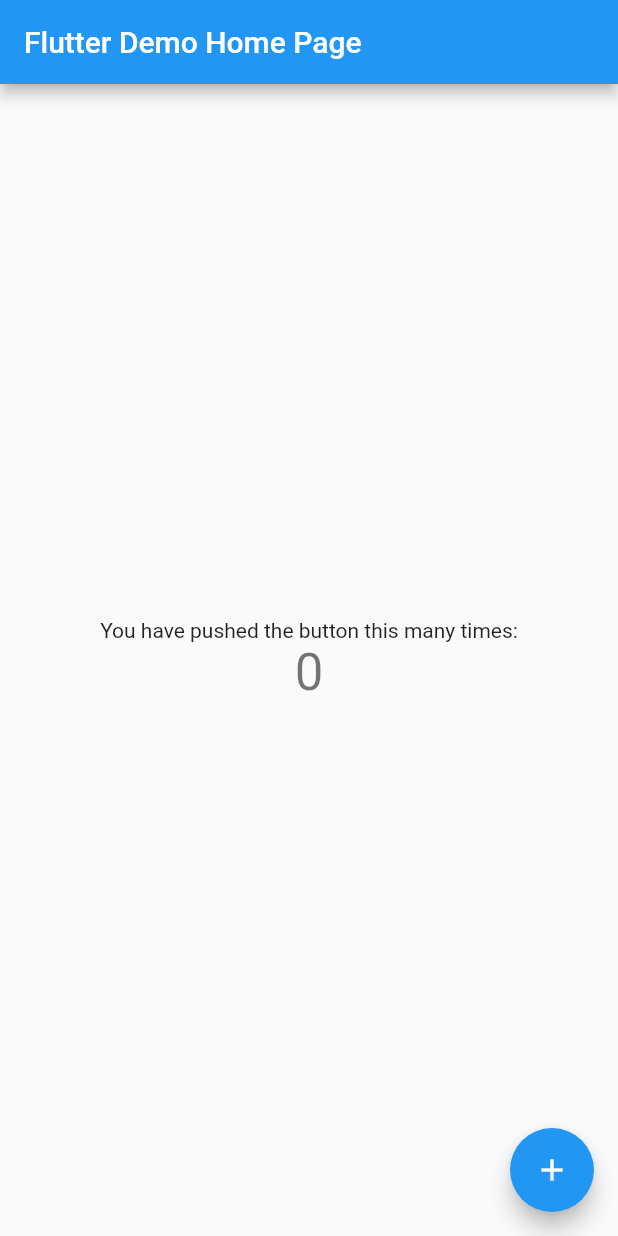
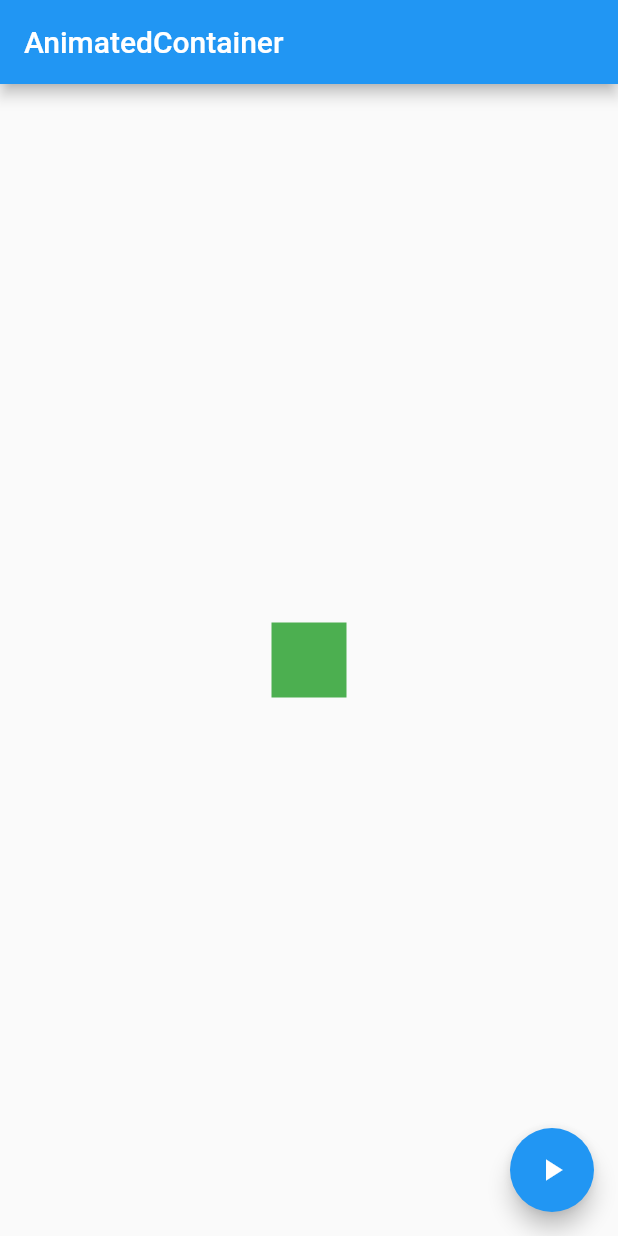
Before and after one commit to c004245/Flutter-bloc, a Flutter app: the screen it shows after launch, on a phone screen of 412 x 824 dp. Run offline on Flutter 3.47's test engine with Material 2 defaults, Android fonts, the phone set to English and light mode, and no system bars.

Commit message:
Use Random AnimatedContainer

```diff
--- /dev/null
+++ b/lib/MyAnimatedContainer.dart
@@ -0,0 +1,40 @@
+import 'dart:math';
+
+import 'package:flutter/material.dart';
+
+class MyAnimatedContainer extends StatefulWidget {
+  @override
+  _AnimatedContainerState createState() => _AnimatedContainerState();
+}
+
+class _AnimatedContainerState extends State<MyAnimatedContainer> {
+  double _width = 50;
+  double _height = 50;
+
+  @override
+  Widget build(BuildContext context) {
+    return Scaffold(
+      appBar: AppBar(
+        title: Text('AnimatedContainer'),
+      ),
+      body: Center(
+        child: AnimatedContainer(
+            width: _width,
+            height: _height,
+            color: Colors.green,
+            duration: Duration(seconds: 1)),
+      ),
+      floatingActionButton: FloatingActionButton(
+        onPressed: () {
+          setState(() {
+            final random = Random();
+            _width = random.nextInt(300).toDouble();
+            _height = random.nextInt(300).toDouble();
+          });
+        },
+        child: Icon(Icons.play_arrow),
+      ),
+    );
+
+  }
+}
--- a/lib/main.dart
+++ b/lib/main.dart
@@ -1,4 +1,5 @@
 import 'package:flutter/material.dart';
+import 'package:flutter_bloc/MyAnimatedContainer.dart';
 
 void main() => runApp(MyApp());
 
@@ -20,7 +21,7 @@ class MyApp extends StatelessWidget {
         // is not restarted.
         primarySwatch: Colors.blue,
       ),
-      home: MyHomePage(title: 'Flutter Demo Home Page'),
+      home: MyAnimatedContainer()
     );
   }
 }
```
